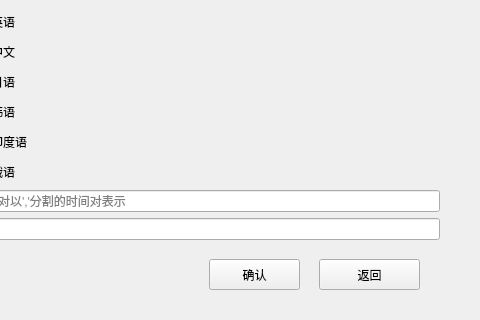
The window that gui/Insert/insert.ui (MoefulYe/volunteerManagementSystem) describes before a commit, drawn with Qt 5; both pictures show x 171 to 651 and y 631 to 951 of the 651 by 951 pixel window.
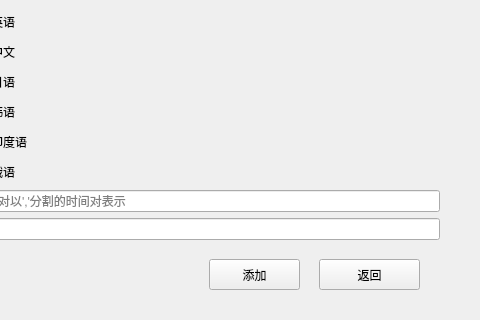
The same window after the commit.

```diff
--- a/gui/Insert/insert.ui
+++ b/gui/Insert/insert.ui
@@ -275,7 +275,7 @@
     </rect>
    </property>
    <property name="text">
-    <string>确认</string>
+    <string>添加</string>
    </property>
   </widget>
  </widget>
```
